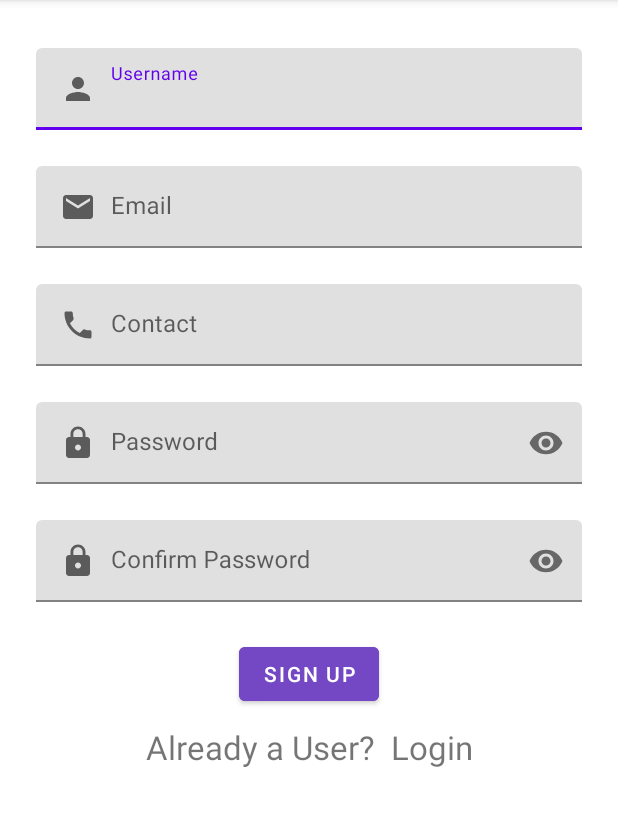
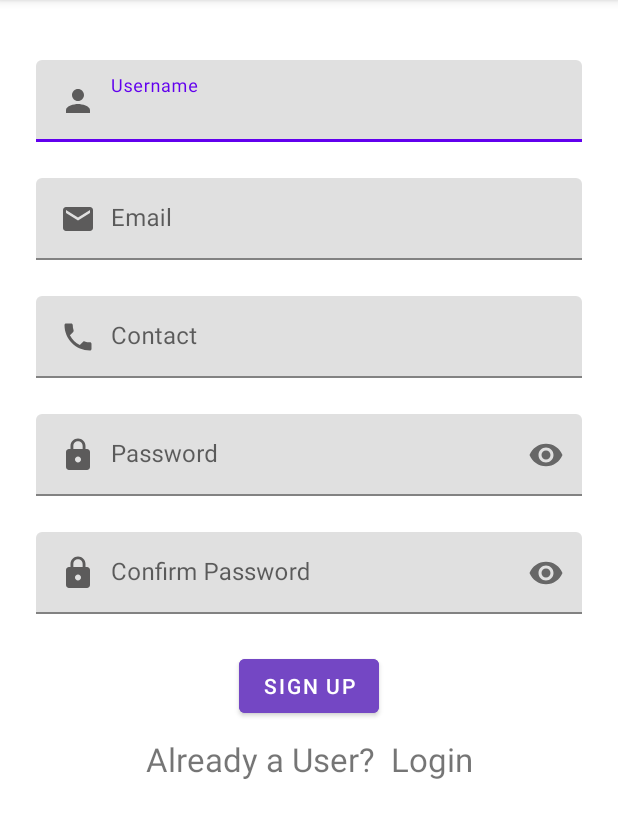
Before and after one commit to vividsky/Atlas, an Android app: the fragment RegisterFragment shown on its own in the app's theme, on a phone screen of 412 x 824 dp, the part 84-922 px from its top. Run offline under Robolectric (Android 15) with nearby library versions, the phone set to English and light mode, and no system bars.

Commit message:
modify register fragmnt layout

```diff
--- a/Atlas/app/src/main/res/layout/fragment_register.xml
+++ b/Atlas/app/src/main/res/layout/fragment_register.xml
@@ -12,7 +12,7 @@
         android:layout_width="match_parent"
         android:layout_height="wrap_content"
         android:layout_marginStart="24dp"
-        android:layout_marginTop="32dp"
+        android:layout_marginTop="40dp"
         android:layout_marginEnd="24dp">
 
         <com.google.android.material.textfield.TextInputEditText
```
